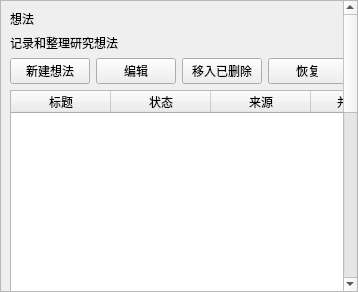
Above: src/research_workspace/presentation/ui/ideas_page.ui from parutarou0718-afk/research-workspace before the change. Below: the same form after it.
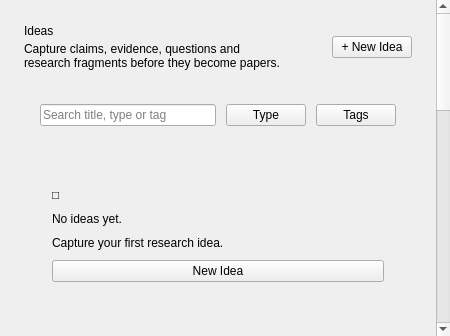
That is the form after the change.

Commit message: ui: redesign idea library cards

Patch:
```diff
--- a/src/research_workspace/presentation/ui/ideas_page.ui
+++ b/src/research_workspace/presentation/ui/ideas_page.ui
@@ -1,10 +1,115 @@
 <?xml version="1.0" encoding="UTF-8"?>
-<ui version="4.0"><class>IdeasPage</class>
- <widget class="QWidget" name="ideasPage"><layout class="QVBoxLayout" name="ideasRootVerticalLayout"><property name="leftMargin"><number>0</number></property><property name="topMargin"><number>0</number></property><property name="rightMargin"><number>0</number></property><property name="bottomMargin"><number>0</number></property>
-  <item><widget class="QScrollArea" name="ideasScrollArea"><property name="widgetResizable"><bool>true</bool></property><property name="horizontalScrollBarPolicy"><enum>Qt::ScrollBarAlwaysOff</enum></property><property name="verticalScrollBarPolicy"><enum>Qt::ScrollBarAsNeeded</enum></property><widget class="QWidget" name="ideasContentWidget"><property name="minimumSize"><size><width>0</width><height>780</height></size></property><layout class="QVBoxLayout" name="ideasContentVerticalLayout">
-   <item><widget class="QLabel" name="pageTitleLabel"><property name="text"><string>想法</string></property></widget></item>
-   <item><widget class="QLabel" name="pageSubtitleLabel"><property name="text"><string>记录和整理研究想法</string></property></widget></item>
-   <item><layout class="QHBoxLayout" name="ideasActionHorizontalLayout"><item><widget class="QPushButton" name="newIdeaButton"><property name="text"><string>新建想法</string></property></widget></item><item><widget class="QPushButton" name="editIdeaButton"><property name="text"><string>编辑</string></property></widget></item><item><widget class="QPushButton" name="deleteIdeaButton"><property name="text"><string>移入已删除</string></property></widget></item><item><widget class="QPushButton" name="restoreIdeaButton"><property name="text"><string>恢复</string></property></widget></item></layout></item>
-   <item><widget class="QTableWidget" name="ideasTable"><property name="columnCount"><number>4</number></property><column><property name="text"><string>标题</string></property></column><column><property name="text"><string>状态</string></property></column><column><property name="text"><string>来源</string></property></column><column><property name="text"><string>并发版本</string></property></column></widget></item>
-  </layout></widget></widget></item>
- </layout></widget><resources/><connections/></ui>
+<ui version="4.0">
+ <class>IdeasPage</class>
+ <widget class="QWidget" name="ideasPage">
+  <layout class="QVBoxLayout" name="ideasRootVerticalLayout">
+   <property name="leftMargin"><number>0</number></property>
+   <property name="topMargin"><number>0</number></property>
+   <property name="rightMargin"><number>0</number></property>
+   <property name="bottomMargin"><number>0</number></property>
+   <item>
+    <widget class="QScrollArea" name="ideasScrollArea">
+     <property name="widgetResizable"><bool>true</bool></property>
+     <property name="horizontalScrollBarPolicy"><enum>Qt::ScrollBarAlwaysOff</enum></property>
+     <property name="verticalScrollBarPolicy"><enum>Qt::ScrollBarAsNeeded</enum></property>
+     <property name="frameShape"><enum>QFrame::NoFrame</enum></property>
+     <widget class="QWidget" name="ideasContentWidget">
+      <property name="minimumSize"><size><width>0</width><height>920</height></size></property>
+      <layout class="QVBoxLayout" name="ideasContentVerticalLayout">
+       <property name="leftMargin"><number>24</number></property>
+       <property name="topMargin"><number>24</number></property>
+       <property name="rightMargin"><number>24</number></property>
+       <property name="bottomMargin"><number>24</number></property>
+       <property name="spacing"><number>20</number></property>
+       <item>
+        <layout class="QHBoxLayout" name="ideasHeroHorizontalLayout">
+         <property name="spacing"><number>16</number></property>
+         <item>
+          <layout class="QVBoxLayout" name="ideasTitleVerticalLayout">
+           <property name="spacing"><number>4</number></property>
+           <item><widget class="QLabel" name="pageTitleLabel"><property name="text"><string>Ideas</string></property></widget></item>
+           <item><widget class="QLabel" name="pageSubtitleLabel"><property name="text"><string>Capture claims, evidence, questions and research fragments before they become papers.</string></property><property name="wordWrap"><bool>true</bool></property></widget></item>
+          </layout>
+         </item>
+         <item><spacer name="ideasHeroSpacer"><property name="orientation"><enum>Qt::Horizontal</enum></property><property name="sizeHint" stdset="0"><size><width>40</width><height>20</height></size></property></spacer></item>
+         <item><widget class="QPushButton" name="newIdeaButton"><property name="variant"><string>primary</string></property><property name="text"><string>+ New Idea</string></property></widget></item>
+        </layout>
+       </item>
+       <item>
+        <widget class="QFrame" name="ideasToolbarCard">
+         <property name="component"><string>toolbar</string></property>
+         <layout class="QHBoxLayout" name="ideasToolbarHorizontalLayout">
+          <property name="leftMargin"><number>16</number></property>
+          <property name="topMargin"><number>14</number></property>
+          <property name="rightMargin"><number>16</number></property>
+          <property name="bottomMargin"><number>14</number></property>
+          <property name="spacing"><number>10</number></property>
+          <item><widget class="QLineEdit" name="ideaSearchLineEdit"><property name="component"><string>search</string></property><property name="placeholderText"><string>Search title, type or tag</string></property></widget></item>
+          <item><widget class="QPushButton" name="ideaTypeFilterButton"><property name="variant"><string>secondary</string></property><property name="text"><string>Type</string></property></widget></item>
+          <item><widget class="QPushButton" name="ideaTagFilterButton"><property name="variant"><string>secondary</string></property><property name="text"><string>Tags</string></property></widget></item>
+         </layout>
+        </widget>
+       </item>
+       <item>
+        <widget class="QFrame" name="ideasEmptyStateCard">
+         <property name="component"><string>emptyState</string></property>
+         <layout class="QVBoxLayout" name="ideasEmptyStateVerticalLayout">
+          <property name="leftMargin"><number>28</number></property>
+          <property name="topMargin"><number>28</number></property>
+          <property name="rightMargin"><number>28</number></property>
+          <property name="bottomMargin"><number>28</number></property>
+          <property name="spacing"><number>10</number></property>
+          <item><widget class="QLabel" name="ideasEmptyIconLabel"><property name="text"><string>□</string></property></widget></item>
+          <item><widget class="QLabel" name="ideasEmptyTitleLabel"><property name="text"><string>No ideas yet.</string></property></widget></item>
+          <item><widget class="QLabel" name="ideasEmptyBodyLabel"><property name="text"><string>Capture your first research idea.</string></property><property name="wordWrap"><bool>true</bool></property></widget></item>
+          <item><widget class="QPushButton" name="ideasEmptyActionButton"><property name="variant"><string>primary</string></property><property name="text"><string>New Idea</string></property></widget></item>
+         </layout>
+        </widget>
+       </item>
+       <item>
+        <widget class="QFrame" name="ideasLibraryCard">
+         <property name="component"><string>card</string></property>
+         <layout class="QVBoxLayout" name="ideasLibraryVerticalLayout">
+          <property name="leftMargin"><number>20</number></property>
+          <property name="topMargin"><number>20</number></property>
+          <property name="rightMargin"><number>20</number></property>
+          <property name="bottomMargin"><number>20</number></property>
+          <property name="spacing"><number>12</number></property>
+          <item><widget class="QLabel" name="ideasLibraryTitleLabel"><property name="text"><string>Idea Library</string></property></widget></item>
+          <item><widget class="QListWidget" name="ideasLibraryListView">
+           <property name="styleSheet"><string notr="true">
+QListWidget { border: 0; background: transparent; }
+QListWidget::item {
+  background: #FFFFFF;
+  border: 1px solid #E4E7EC;
+  border-radius: 14px;
+  margin-bottom: 10px;
+  padding: 14px;
+}
+QListWidget::item:hover { border-color: #C7D7FE; background: #FBFCFF; }
+QListWidget::item:selected { border-color: #4F7DFF; background: #EEF4FF; color: #172033; }
+           </string></property>
+           <property name="minimumSize"><size><width>0</width><height>620</height></size></property>
+           <property name="spacing"><number>8</number></property>
+           <property name="selectionMode"><enum>QAbstractItemView::SingleSelection</enum></property>
+          </widget></item>
+          <item>
+           <layout class="QHBoxLayout" name="ideasActionHorizontalLayout">
+            <property name="spacing"><number>8</number></property>
+            <item><widget class="QPushButton" name="editIdeaButton"><property name="variant"><string>secondary</string></property><property name="text"><string>编辑</string></property></widget></item>
+            <item><widget class="QPushButton" name="deleteIdeaButton"><property name="variant"><string>danger</string></property><property name="text"><string>移入已删除</string></property></widget></item>
+            <item><widget class="QPushButton" name="restoreIdeaButton"><property name="variant"><string>secondary</string></property><property name="text"><string>恢复</string></property></widget></item>
+           </layout>
+          </item>
+         </layout>
+        </widget>
+       </item>
+      </layout>
+     </widget>
+    </widget>
+   </item>
+  </layout>
+ </widget>
+ <resources/>
+ <connections/>
+</ui>
```
The commit also changes 3 other files.
